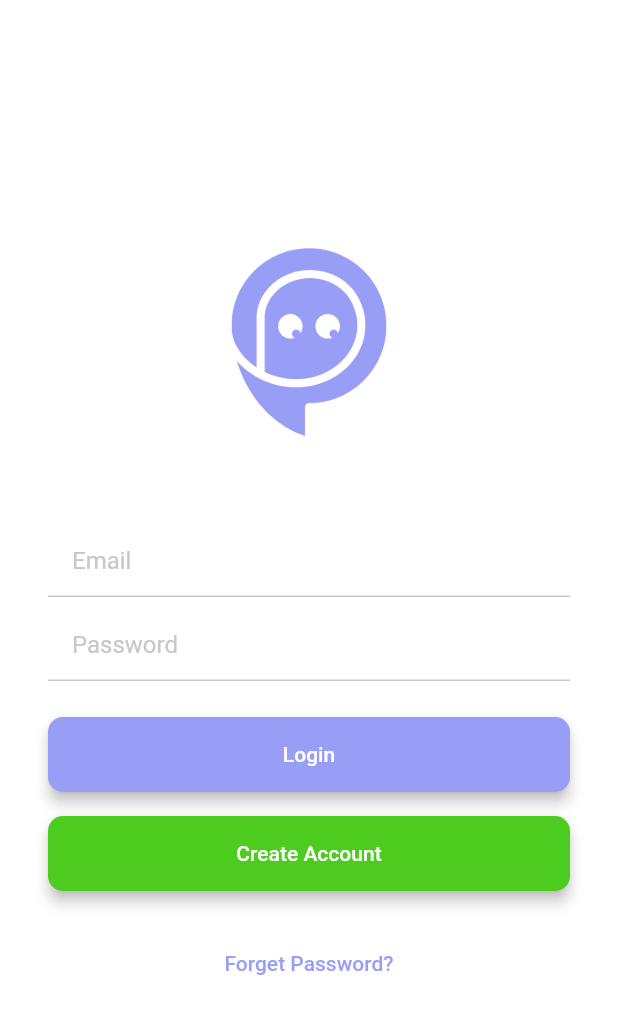
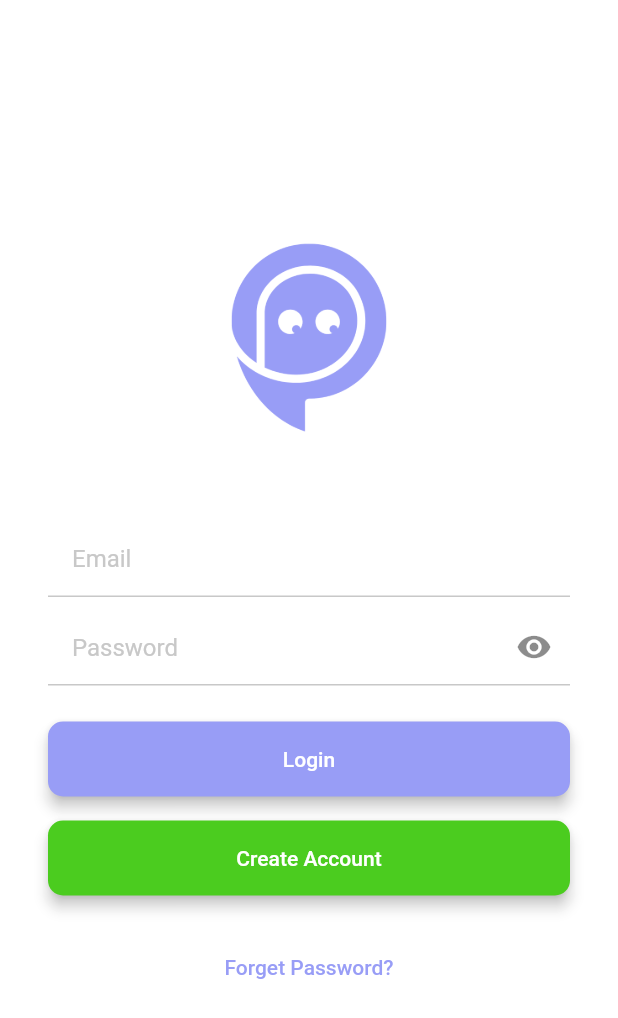
Before and after one commit to altalha201/connacta, a Flutter app: the LoginScreen screen opened directly, on a phone screen of 412 x 824 dp. Shown: the top 1018 px of the screen. Run offline on Flutter 3.47's test engine with Material 2 defaults, Android fonts, the phone set to English and light mode, and no system bars; our stand-ins replace email_validator, firebase_auth, firebase_core, firebase_messaging, get, get_storage; accounts and stored records are empty.

Commit message:
Login User Done

```diff
--- a/lib/connacta_bindings.dart
+++ b/lib/connacta_bindings.dart
@@ -1,6 +1,8 @@
 import 'package:get/get.dart';
 
 import 'ui/controller/data_controller/app_preferences.dart';
+import 'ui/controller/data_controller/user_preferences.dart';
+import 'ui/controller/logic_controller/login_controller.dart';
 import 'ui/controller/ui_controllers/home_screen_controller.dart';
 import 'ui/controller/ui_controllers/theme_controller.dart';
 
@@ -9,6 +11,8 @@ class ConnactaBindings extends Bindings {
   void dependencies() {
     Get.put(AppPreferences());
     Get.put(HomeScreenController());
+    Get.put(LoginController());
     Get.put(ThemeController());
+    Get.put(UserPreferences());
   }
 }
--- a/lib/ui/screens/logged_in/settings_screen.dart
+++ b/lib/ui/screens/logged_in/settings_screen.dart
@@ -4,11 +4,10 @@ import 'package:get/get.dart';
 
 import '../../../constants/asset_constants.dart';
 import '../../../constants/color_constants.dart';
-import '../../controller/ui_controllers/home_screen_controller.dart';
+import '../../controller/data_controller/user_preferences.dart';
 import '../../controller/ui_controllers/theme_controller.dart';
 import '../../widgets/list_item/settings_list_item.dart';
 import '../../widgets/space.dart';
-import '../login_screen.dart';
 import 'home_screen.dart';
 
 class SettingsScreen extends StatefulWidget {
@@ -135,8 +134,7 @@ class _SettingsScreenState extends State<SettingsScreen> {
                 startItem: true,
                 lastItem: true,
                 onTap: () {
-                  Get.find<HomeScreenController>().resetHome();
-                  Get.offAll(const LoginScreen());
+                  Get.find<UserPreferences>().logOut();
                 },
               ),
             ],
--- a/lib/ui/screens/login_screen.dart
+++ b/lib/ui/screens/login_screen.dart
@@ -1,8 +1,10 @@
+import 'package:email_validator/email_validator.dart';
 import 'package:flutter/material.dart';
 import 'package:get/get.dart';
 
 import '../../constants/asset_constants.dart';
 import '../../constants/color_constants.dart';
+import '../controller/logic_controller/login_controller.dart';
 import '../widgets/buttons/wide_button.dart';
 import '../widgets/space.dart';
 import '../widgets/text_fields/underline_text_field.dart';
@@ -17,14 +19,27 @@ class LoginScreen extends StatefulWidget {
 }
 
 class _LoginScreenState extends State<LoginScreen> {
+  bool _passwordVisibility = true;
+  final TextEditingController _emailET = TextEditingController();
+  final TextEditingController _passET = TextEditingController();
+  final GlobalKey<FormState> _loginFormKey = GlobalKey<FormState>();
+
   @override
   Widget build(BuildContext context) {
     return Scaffold(
       body: SafeArea(
         child: Padding(
           padding: const EdgeInsets.all(32.0),
-          child: Center(
+          child: GetBuilder<LoginController>(builder: (loginController) {
+
+            if (loginController.loginInProgress) {
+              return const Center(child: CircularProgressIndicator(),);
+            }
+
+            return Center(
               child: SingleChildScrollView(
+                child: Form(
+                  key: _loginFormKey,
                   child: Column(
                     mainAxisAlignment: MainAxisAlignment.center,
                     children: [
@@ -33,18 +48,53 @@ class _LoginScreenState extends State<LoginScreen> {
                         width: 140,
                       ),
                       Space.vertical(size: 52.0),
-                  const UnderlineTextField(
+                      UnderlineTextField(
                         hintText: 'Email',
+                        controller: _emailET,
+                        keyboardType: TextInputType.emailAddress,
+                        validator: (value) {
+                          if(value!.isEmpty) {
+                            return "Enter Your Email";
+                          }
+                          if(!EmailValidator.validate(_emailET.text.trim())) {
+                            return "Enter a valid Email";
+                          }
+                          return null;
+                        },
                       ),
                       Space.vertical(size: 8.0),
-                  const UnderlineTextField(
+                      UnderlineTextField(
                         hintText: 'Password',
-                    obscureText: true,
+                        obscureText: _passwordVisibility,
+                        controller: _passET,
+                        validator: (value) {
+                          if((value?.length ?? 0) < 6) {
+                            'Password must by 6 digit or more';
+                          }
+                          return null;
+                        },
+                        suffix: IconButton(
+                          onPressed: () {
+                            setState(() {
+                              _passwordVisibility = !_passwordVisibility;
+                            });
+                          },
+                          icon: Icon(
+                            _passwordVisibility
+                                ? Icons.visibility
+                                : Icons.visibility_off,
+                          ),
+                        ),
                       ),
                       Space.vertical(size: 24.0),
                       WideButton(
-                    onPressed: () {
+                        onPressed: () async {
+                          if(_loginFormKey.currentState!.validate()) {
+                            final response = await loginController.login(_emailET.text.trim(), _passET.text);
+                            if (response) {
                               Get.offAll(const HomeScreen());
+                            }
+                          }
                         },
                         buttonText: 'Login',
                       ),
@@ -65,6 +115,8 @@ class _LoginScreenState extends State<LoginScreen> {
                   ),
                 ),
               ),
+            );
+          }),
         ),
       ),
     );
--- a/lib/ui/widgets/buttons/wide_button.dart
+++ b/lib/ui/widgets/buttons/wide_button.dart
@@ -5,29 +5,29 @@ class WideButton extends StatelessWidget {
     Key? key,
     required this.onPressed,
     required this.buttonText,
-    this.height,
+    this.height = 50,
     this.backgroundColor,
-    this.radius,
+    this.radius = 10,
   }) : super(key: key);
 
   final VoidCallback onPressed;
   final String buttonText;
-  final double? height;
-  final double? radius;
+  final double height;
+  final double radius;
   final Color? backgroundColor;
 
   @override
   Widget build(BuildContext context) {
     return SizedBox(
       width: double.infinity,
-      height: height ?? 50,
+      height: height,
       child: ElevatedButton(
         onPressed: onPressed,
         style: ElevatedButton.styleFrom(
           backgroundColor: backgroundColor,
           elevation: 4,
           shape: RoundedRectangleBorder(
-            borderRadius: BorderRadius.all(Radius.circular(radius ?? 10)),
+            borderRadius: BorderRadius.all(Radius.circular(radius)),
           ),
         ),
         child: Text(buttonText),
--- a/lib/ui/widgets/text_fields/underline_text_field.dart
+++ b/lib/ui/widgets/text_fields/underline_text_field.dart
@@ -1,38 +1,36 @@
 import 'package:flutter/material.dart';
 
 import '../../../constants/color_constants.dart';
-
 
 class UnderlineTextField extends StatelessWidget {
   const UnderlineTextField({
     Key? key,
     this.hintText,
     this.controller,
-    this.obscureText,
-    this.readOnly,
+    this.obscureText = false,
+    this.readOnly = false,
     this.validator,
+    this.suffix, this.keyboardType,
   }) : super(key: key);
 
   final String? hintText;
   final TextEditingController? controller;
-  final bool? obscureText;
-  final bool? readOnly;
-  final Function(String?)? validator;
+  final bool obscureText;
+  final bool readOnly;
+  final String? Function(String?)? validator;
+  final Widget? suffix;
+  final TextInputType? keyboardType;
 
   @override
   Widget build(BuildContext context) {
     return TextFormField(
       controller: controller,
-      validator: (value) {
-        if (validator != null) {
-          return validator!(value);
-        }
-        return null;
-      },
-      obscureText: obscureText ?? false,
-      readOnly: readOnly ?? false,
+      validator: validator,
+      obscureText: obscureText,
+      readOnly: readOnly,
+      keyboardType: keyboardType,
       decoration: InputDecoration(
-        contentPadding: const EdgeInsets.symmetric(horizontal: 16.0),
+        contentPadding: const EdgeInsets.all(16.0),
         hintText: hintText,
         hintStyle: const TextStyle(color: ColorConstants.gray),
         enabledBorder: const UnderlineInputBorder(
@@ -41,6 +39,7 @@ class UnderlineTextField extends StatelessWidget {
             color: ColorConstants.gray,
           ),
         ),
+        suffixIcon: suffix,
       ),
     );
   }
--- a/pubspec.yaml
+++ b/pubspec.yaml
@@ -25,6 +25,7 @@ dependencies:
   awesome_notifications: ^0.6.21
   flutter_swipe_detector: ^2.0.0
   intl: ^0.17.0
+  email_validator: ^2.1.17
 
 dev_dependencies:
   flutter_test:
```
Also changed, not shown: lib/ui/controller/data_controller/user_preferences.dart (added, +31 -0 lines), lib/ui/controller/logic_controller/login_controller.dart (added, +40 -0 lines), lib/ui/screens/splash_screen.dart (+7 -3 lines), lib/ui/utils/pop_messages.dart (added, +28 -0 lines), pubspec.lock. Lines whose indentation alone changed are shown as unchanged.
